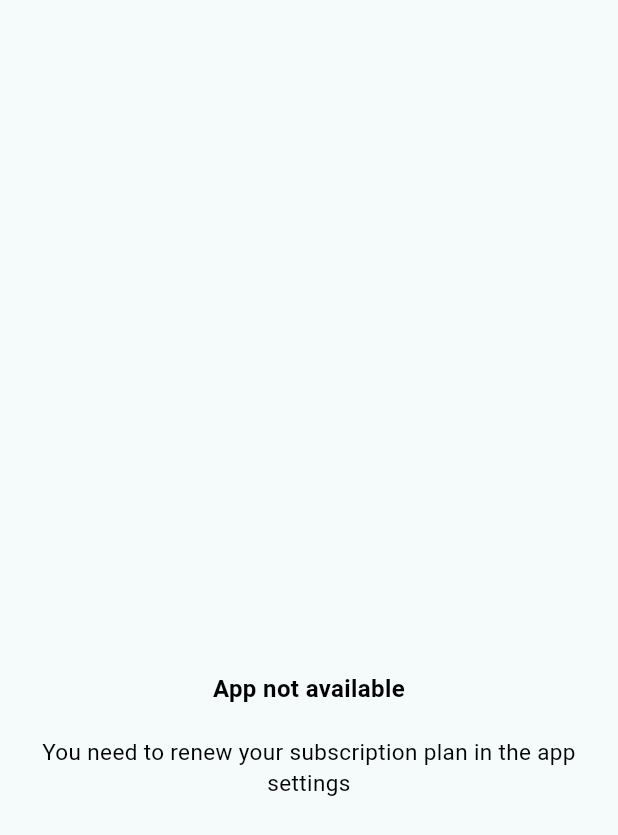
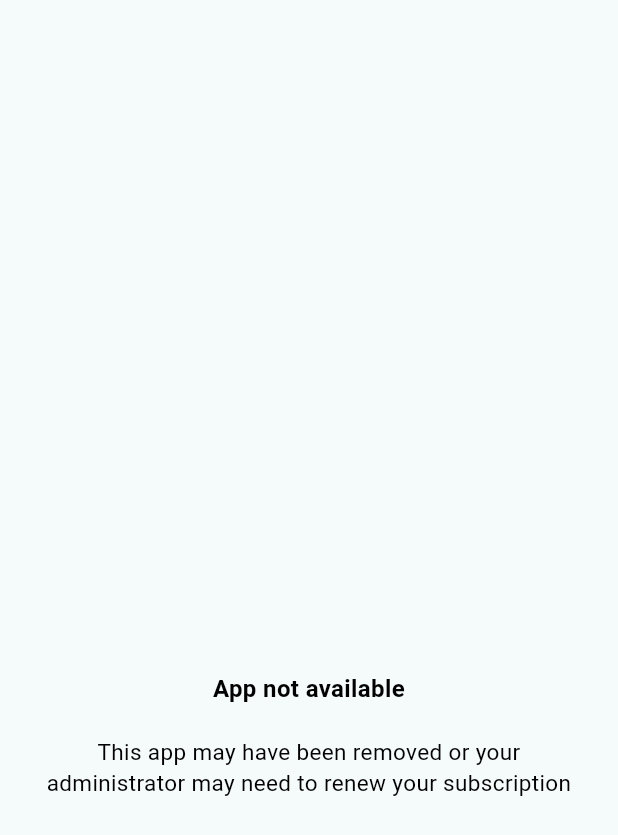
Before and after one commit to SlavaMarus/flangapp_pro, a Flutter app: the screen it shows after launch, on a phone screen of 412 x 824 dp. Shown: the top 835 px of the screen. Run offline on Flutter 3.47's test engine with Material 3 defaults, Android fonts, the phone set to English and light mode, and no system bars; our stand-ins replace connectivity_plus, dio, permission_handler, share_plus; missing offline and left inert: flutter_inappwebview, ionicons_named, onesignal_flutter; network calls fail.

Commit message:
update for file lib/config/config.dart - 04-07-2024 09:55

```diff
--- a/lib/config/config.dart
+++ b/lib/config/config.dart
@@ -1,27 +1,33 @@
 
 class Config {
+
+  /// Generated by Flangapp PRO 04-07-2024 09:55
+  /// App UID: 84133e33-4fe3-a4c1-d984-11dbdde40c75
+  /// Version: 1.0.0
+  /// API server: http://appapi.1marus.ru/install/
+
   /// *** Main settings *** ///
-  static String apiUrl = "";
-  static String appUid = "";
-  static String oneSignalPushId = "";
+  static String apiUrl = "http://appapi.1marus.ru/install/";
+  static String appUid = "84133e33-4fe3-a4c1-d984-11dbdde40c75";
+  static String oneSignalPushId = "dc31e591-0dad-407f-a92b-c9c3b49dc94e";
 
   /// *** Splashscreen settings *** ///
   // Background color (any HEX color)
-  static String splashBackgroundColor = "#0e74e9";
+  static String splashBackgroundColor = "#F44336";
   // Text color (any HEX color)
   static String splashTextColor = "#ffffff";
   // Is image background
-  static bool splashIsBackgroundImage = true;
+  static bool splashIsBackgroundImage = false;
   // Background image name
   static String splashBackgroundImage = "splash_screen.png";
   // Tagline
-  static String splashTagline = "Top digital assets and services";
+  static String splashTagline = "";
   // Delay display (seconds)
-  static int splashDelay = 1;
+  static int splashDelay = 3;
   // Logo image name
   static String splashLogoImage = "splash_logo.png";
   // Display logo
-  static bool splashIsDisplayLogo = true;
+  static bool splashIsDisplayLogo = false;
 
   /// *** Offline localization settings *** ///
   static String offlineErrorMessage = "No internet connection";
@@ -29,5 +35,5 @@ class Config {
 
   /// *** Subscribe need settings *** ///
   static String subscribeErrorTitle = "App not available";
-  static String subscribeErrorMessage = "You need to renew your subscription plan in the app settings";
+  static String subscribeErrorMessage = "This app may have been removed or your administrator may need to renew your subscription";
 }
```
